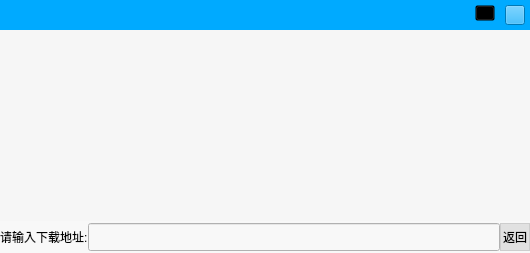
Above: VideoPlayer/browser/WebDownLoadList.ui from huizhang556/pc-video-player before the change. Below: the same form after it.
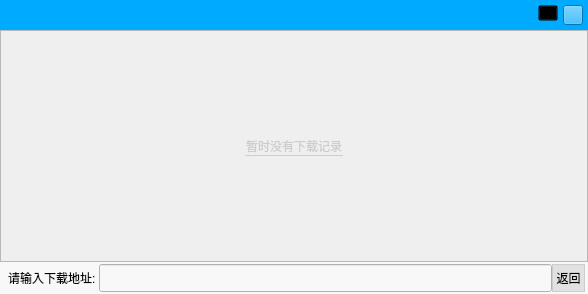
That is the form after the change. The open tabs and pages were chosen to show the change. Icons and pictures are not drawn.

Diff of the .ui file:
```diff
--- a/VideoPlayer/browser/WebDownLoadList.ui
+++ b/VideoPlayer/browser/WebDownLoadList.ui
@@ -6,20 +6,21 @@
    <rect>
     <x>0</x>
     <y>0</y>
-    <width>530</width>
-    <height>253</height>
+    <width>588</width>
+    <height>294</height>
    </rect>
   </property>
   <property name="windowTitle">
    <string>Form</string>
   </property>
   <property name="styleSheet">
-   <string notr="true"/>
+   <string notr="true">#WebDownLoadList
+{
+border-radius:6px;
+}
+</string>
   </property>
-  <layout class="QVBoxLayout" name="verticalLayout_6">
-   <property name="spacing">
-    <number>0</number>
-   </property>
+  <layout class="QVBoxLayout" name="verticalLayout_5">
    <property name="leftMargin">
     <number>0</number>
    </property>
@@ -46,28 +47,6 @@
      <property name="frameShadow">
       <enum>QFrame::Raised</enum>
      </property>
-     <layout class="QVBoxLayout" name="verticalLayout_5">
-      <property name="spacing">
-       <number>0</number>
-      </property>
-      <property name="leftMargin">
-       <number>0</number>
-      </property>
-      <property name="topMargin">
-       <number>0</number>
-      </property>
-      <property name="rightMargin">
-       <number>0</number>
-      </property>
-      <property name="bottomMargin">
-       <number>0</number>
-      </property>
-      <item>
-       <widget class="QStackedWidget" name="stackedWidget">
-        <property name="currentIndex">
-         <number>0</number>
-        </property>
-        <widget class="QWidget" name="page_download">
          <layout class="QVBoxLayout" name="verticalLayout_4">
           <property name="spacing">
            <number>0</number>
@@ -117,7 +96,7 @@
                 <number>0</number>
                </property>
                <property name="rightMargin">
-                <number>5</number>
+            <number>0</number>
                </property>
                <property name="bottomMargin">
                 <number>0</number>
@@ -125,7 +104,10 @@
                <item>
                 <layout class="QHBoxLayout" name="horizontalLayout">
                  <property name="spacing">
-                  <number>10</number>
+              <number>5</number>
+             </property>
+             <property name="rightMargin">
+              <number>5</number>
                  </property>
                  <item>
                   <widget class="QLabel" name="label_title">
@@ -236,10 +218,27 @@
              </widget>
             </item>
             <item>
+         <widget class="QStackedWidget" name="stackedWidget_center">
+          <property name="currentIndex">
+           <number>0</number>
+          </property>
+          <widget class="QWidget" name="page_download">
              <layout class="QVBoxLayout" name="verticalLayout">
               <property name="spacing">
                <number>0</number>
               </property>
+            <property name="leftMargin">
+             <number>0</number>
+            </property>
+            <property name="topMargin">
+             <number>0</number>
+            </property>
+            <property name="rightMargin">
+             <number>0</number>
+            </property>
+            <property name="bottomMargin">
+             <number>0</number>
+            </property>
               <item>
                <widget class="QListWidget" name="listWidget_list">
                 <property name="styleSheet">
@@ -337,6 +336,137 @@
                 </property>
                </widget>
               </item>
+           </layout>
+          </widget>
+          <widget class="QWidget" name="page_newwork">
+           <property name="minimumSize">
+            <size>
+             <width>528</width>
+             <height>0</height>
+            </size>
+           </property>
+           <layout class="QVBoxLayout" name="verticalLayout_3">
+            <property name="spacing">
+             <number>0</number>
+            </property>
+            <property name="leftMargin">
+             <number>0</number>
+            </property>
+            <property name="topMargin">
+             <number>0</number>
+            </property>
+            <property name="rightMargin">
+             <number>0</number>
+            </property>
+            <property name="bottomMargin">
+             <number>0</number>
+            </property>
+            <item>
+             <widget class="QFrame" name="frame_warning">
+              <property name="frameShape">
+               <enum>QFrame::StyledPanel</enum>
+              </property>
+              <property name="frameShadow">
+               <enum>QFrame::Raised</enum>
+              </property>
+              <layout class="QVBoxLayout" name="verticalLayout_8">
+               <property name="spacing">
+                <number>0</number>
+               </property>
+               <property name="leftMargin">
+                <number>0</number>
+               </property>
+               <property name="topMargin">
+                <number>0</number>
+               </property>
+               <property name="rightMargin">
+                <number>0</number>
+               </property>
+               <property name="bottomMargin">
+                <number>0</number>
+               </property>
+               <item>
+                <layout class="QVBoxLayout" name="verticalLayout_7">
+                 <item>
+                  <spacer name="verticalSpacer">
+                   <property name="orientation">
+                    <enum>Qt::Vertical</enum>
+                   </property>
+                   <property name="sizeHint" stdset="0">
+                    <size>
+                     <width>20</width>
+                     <height>40</height>
+                    </size>
+                   </property>
+                  </spacer>
+                 </item>
+                 <item>
+                  <layout class="QHBoxLayout" name="horizontalLayout_7">
+                   <item>
+                    <spacer name="horizontalSpacer_2">
+                     <property name="orientation">
+                      <enum>Qt::Horizontal</enum>
+                     </property>
+                     <property name="sizeHint" stdset="0">
+                      <size>
+                       <width>40</width>
+                       <height>20</height>
+                      </size>
+                     </property>
+                    </spacer>
+                   </item>
+                   <item>
+                    <widget class="QPushButton" name="pushButton_warning">
+                     <property name="styleSheet">
+                      <string notr="true">QPushButton
+{
+color:#cdcdcd;
+border:1px solid transparent;
+border-bottom:1px solid #cdcdcd;
+}</string>
+                     </property>
+                     <property name="text">
+                      <string>暂时没有下载记录</string>
+                     </property>
+                    </widget>
+                   </item>
+                   <item>
+                    <spacer name="horizontalSpacer_4">
+                     <property name="orientation">
+                      <enum>Qt::Horizontal</enum>
+                     </property>
+                     <property name="sizeHint" stdset="0">
+                      <size>
+                       <width>40</width>
+                       <height>20</height>
+                      </size>
+                     </property>
+                    </spacer>
+                   </item>
+                  </layout>
+                 </item>
+                 <item>
+                  <spacer name="verticalSpacer_2">
+                   <property name="orientation">
+                    <enum>Qt::Vertical</enum>
+                   </property>
+                   <property name="sizeHint" stdset="0">
+                    <size>
+                     <width>20</width>
+                     <height>40</height>
+                    </size>
+                   </property>
+                  </spacer>
+                 </item>
+                </layout>
+               </item>
+              </layout>
+             </widget>
+            </item>
+           </layout>
+          </widget>
+         </widget>
+        </item>
               <item>
                <widget class="QStackedWidget" name="stackedWidget_bottom">
                 <property name="minimumSize">
@@ -596,6 +726,12 @@
                          <height>28</height>
                         </size>
                        </property>
+                 <property name="styleSheet">
+                  <string notr="true">#label_input
+{
+margin-left:5px;
+}</string>
+                 </property>
                        <property name="text">
                         <string>请输入下载地址:</string>
                        </property>
@@ -621,13 +757,13 @@
                       <widget class="QPushButton" name="pushButton_return">
                        <property name="minimumSize">
                         <size>
-                         <width>30</width>
+                   <width>36</width>
                          <height>28</height>
                         </size>
                        </property>
                        <property name="maximumSize">
                         <size>
-                         <width>30</width>
+                   <width>36</width>
                          <height>28</height>
                         </size>
                        </property>
@@ -636,6 +772,7 @@
 {
 background-color:#e1e1e1;
 border:1px solid #cdcdcd;
+margin-right:3px;
 }
 
 QPushButton:hover
@@ -656,37 +793,6 @@
                </widget>
               </item>
              </layout>
-            </item>
-           </layout>
-          </item>
-         </layout>
-        </widget>
-        <widget class="QWidget" name="page_newwork">
-         <property name="minimumSize">
-          <size>
-           <width>528</width>
-           <height>0</height>
-          </size>
-         </property>
-         <layout class="QVBoxLayout" name="verticalLayout_3">
-          <property name="spacing">
-           <number>0</number>
-          </property>
-          <property name="leftMargin">
-           <number>0</number>
-          </property>
-          <property name="topMargin">
-           <number>0</number>
-          </property>
-          <property name="rightMargin">
-           <number>0</number>
-          </property>
-          <property name="bottomMargin">
-           <number>0</number>
-          </property>
-         </layout>
-        </widget>
-       </widget>
       </item>
      </layout>
     </widget>
```
Left out of the diff: 11 changed lines with no effect on the pictures. Lines whose indentation alone changed are shown as unchanged.
